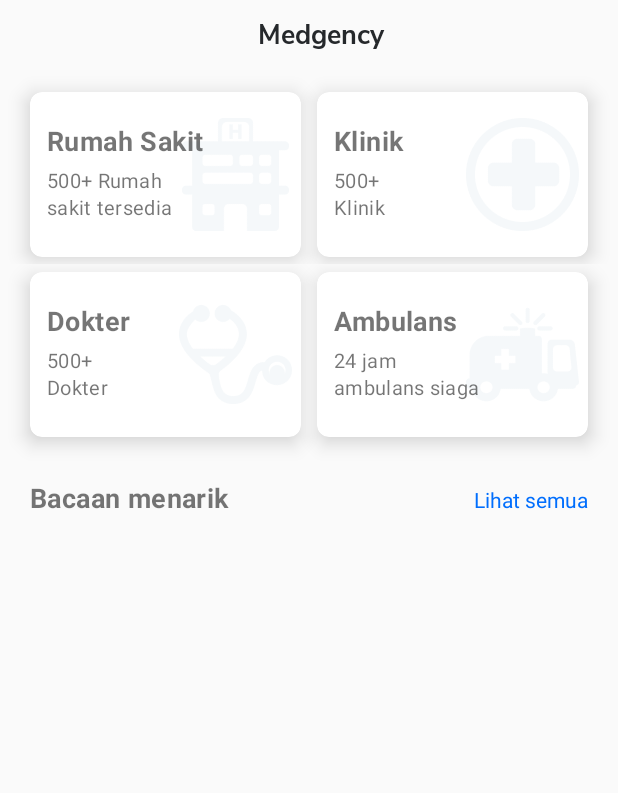
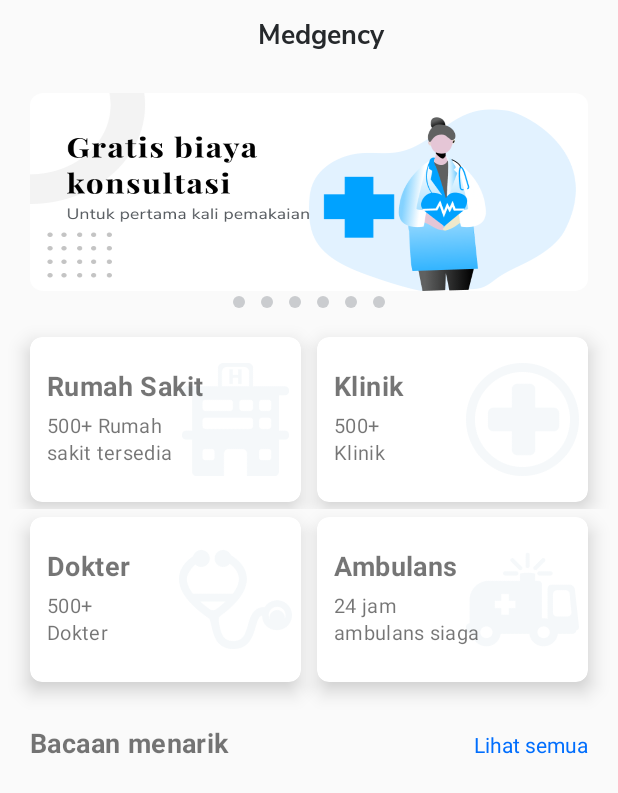
Before and after one commit to internship-motion-team-12/Medgency, an Android app: the screen it shows after launch (HomeActivity), on a phone screen of 412 x 824 dp. Shown: the top 793 px of the screen. Run offline under Robolectric (Android 15) with nearby library versions, the phone set to English and light mode, and no system bars.

Commit message:
nambah fitur image slider

```diff
--- a/app/src/main/java/com/example/medgency/HomeActivity.java
+++ b/app/src/main/java/com/example/medgency/HomeActivity.java
@@ -2,20 +2,93 @@
 
 import android.content.Intent;
 import android.graphics.Typeface;
+import android.os.Handler;
+import android.support.v4.content.ContextCompat;
+import android.support.v4.view.ViewPager;
 import android.support.v7.app.AppCompatActivity;
 import android.support.v7.widget.CardView;
 import android.support.v7.widget.Toolbar;
 import android.os.Bundle;
 import android.view.View;
+import android.widget.ImageView;
+import android.widget.LinearLayout;
 import android.widget.TextView;
 
+import com.example.medgency.adapter.ViewPagerAdapter;
+
 public class HomeActivity extends AppCompatActivity {
-    CardView CV_RS;
+    private CardView CV_RS;
     private TextView toolbar_text;
+    private ViewPager viewPager;
+    private Handler handler;
+    private int delay = 8000;
+    private int page = 0;
+    private ViewPagerAdapter viewPagerAdapter;
+    private LinearLayout sliderDotspanel;
+    private int dotscount;
+    private ImageView[] dots;
+
+    Runnable runnable = new Runnable() {
+        public void run() {
+            if (viewPagerAdapter.getCount() == page) {
+                page = 0;
+            } else {
+                page++;
+            }
+            viewPager.setCurrentItem(page, true);
+            handler.postDelayed(this, delay);
+        }
+    };
     @Override
     protected void onCreate(Bundle savedInstanceState) {
         super.onCreate(savedInstanceState);
         setContentView(R.layout.activity_home);
+
+        viewPagerAdapter = new ViewPagerAdapter(this);
+        viewPager = (ViewPager) findViewById(R.id.viewPager);
+        sliderDotspanel = (LinearLayout) findViewById(R.id.SliderDots);
+        viewPager.setAdapter(viewPagerAdapter);
+
+        handler = new Handler();
+
+        dotscount = viewPagerAdapter.getCount();
+        dots = new ImageView[dotscount];
+
+        for(int i = 0; i < dotscount; i++){
+
+            dots[i] = new ImageView(this);
+            dots[i].setImageDrawable(ContextCompat.getDrawable(getApplicationContext(), R.drawable.non_active_dot));
+
+            LinearLayout.LayoutParams params = new LinearLayout.LayoutParams(LinearLayout.LayoutParams.WRAP_CONTENT, LinearLayout.LayoutParams.WRAP_CONTENT);
+
+            params.setMargins(8, 0, 8, 0);
+
+            sliderDotspanel.addView(dots[i], params);
+
+        }
+
+        viewPager.addOnPageChangeListener(new ViewPager.OnPageChangeListener() {
+            @Override
+            public void onPageScrolled(int position, float positionOffset, int positionOffsetPixels) {
+
+            }
+
+            @Override
+            public void onPageSelected(int position) {
+                page = position;
+                for(int i = 0; i< dotscount; i++){
+                    dots[i].setImageDrawable(ContextCompat.getDrawable(getApplicationContext(), R.drawable.non_active_dot));
+                }
+
+                dots[position].setImageDrawable(ContextCompat.getDrawable(getApplicationContext(), R.drawable.active_dot));
+
+            }
+
+            @Override
+            public void onPageScrollStateChanged(int state) {
+
+            }
+        });
 
         Typeface mTF = Typeface.createFromAsset(getAssets(),"font/NunitoSans-Bold.ttf");
 
@@ -41,4 +114,16 @@
         Intent i = new Intent(this,SearchRS.class);
         startActivity(i);
     }
+
+    @Override
+    protected void onResume() {
+        super.onResume();
+        handler.postDelayed(runnable, delay);
+    }
+
+    @Override
+    protected void onPause() {
+        super.onPause();
+        handler.removeCallbacks(runnable);
+    }
 }
--- /dev/null
+++ b/app/src/main/java/com/example/medgency/adapter/ViewPagerAdapter.java
@@ -0,0 +1,53 @@
+package com.example.medgency.adapter;
+
+import android.support.annotation.NonNull;
+import android.support.v4.view.PagerAdapter;
+import android.support.v4.view.ViewPager;
+import android.view.LayoutInflater;
+import android.view.View;
+import android.content.Context;
+import android.view.ViewGroup;
+import android.widget.ImageView;
+
+import com.example.medgency.R;
+
+public class ViewPagerAdapter extends PagerAdapter {
+
+    private Context context;
+    private LayoutInflater layoutInflater;
+    private Integer [] images = {R.drawable.caraouselattemptone,R.drawable.caraouselattempttwo, R.drawable.caraouselattemptone,R.drawable.caraouselattempttwo, R.drawable.caraouselattemptone,R.drawable.caraouselattempttwo};
+
+    public ViewPagerAdapter(Context context) {
+        this.context = context;
+    }
+
+    @Override
+    public int getCount() {
+        return images.length;
+    }
+
+    @Override
+    public boolean isViewFromObject(@NonNull View view, @NonNull Object o) {
+        return view == o;
+    }
+
+    @Override
+    public Object instantiateItem(ViewGroup container, final int position) {
+
+        layoutInflater = (LayoutInflater) context.getSystemService(Context.LAYOUT_INFLATER_SERVICE);
+        View view = layoutInflater.inflate(R.layout.carousel_layout, null);
+        ImageView imageView = (ImageView) view.findViewById(R.id.imageView);
+        imageView.setImageResource(images[position]);
+
+        ViewPager vp = (ViewPager) container;
+        vp.addView(view, 0);
+        return view;
+    }
+
+    @Override
+    public void destroyItem(ViewGroup container, int position, Object object) {
+        ViewPager vp = (ViewPager) container;
+        View view = (View) object;
+        vp.removeView(view);
+    }
+}
--- /dev/null
+++ b/app/src/main/res/drawable/active_dot.xml
@@ -0,0 +1,9 @@
+<?xml version="1.0" encoding="utf-8"?>
+<shape xmlns:android="http://schemas.android.com/apk/res/android"
+    android:shape="oval" android:useLevel="true"
+    android:dither="true">
+
+    <size android:height="12dip" android:width="12dip"/>
+
+    <solid android:color="#88C9FF"/>
+</shape>
--- /dev/null
+++ b/app/src/main/res/drawable/non_active_dot.xml
@@ -0,0 +1,9 @@
+<?xml version="1.0" encoding="utf-8"?>
+<shape xmlns:android="http://schemas.android.com/apk/res/android"
+    android:shape="oval" android:useLevel="true"
+    android:dither="true">
+
+    <size android:height="8dip" android:width="8dip"/>
+
+    <solid android:color="#CACCCF"/>
+</shape>
--- a/app/src/main/res/layout/activity_home.xml
+++ b/app/src/main/res/layout/activity_home.xml
@@ -24,13 +24,32 @@
             style="@style/TextAppearance.AppCompat.Widget.ActionBar.Title"/>
     </android.support.v7.widget.Toolbar>
 
+    <android.support.v4.view.ViewPager
+        android:id="@+id/viewPager"
+        android:layout_width="match_parent"
+        android:layout_height="132dp"
+        android:layout_marginTop="16dp"
+        android:layout_marginLeft="20dp"
+        android:layout_marginRight="20dp"
+        android:layout_marginBottom="8dp"
+        app:layout_constraintTop_toBottomOf="@+id/ToolbarHome" />
+
+    <LinearLayout
+        android:id="@+id/SliderDots"
+        android:layout_below="@+id/viewPager"
+        android:orientation="horizontal"
+        android:gravity="center_vertical|center_horizontal"
+        android:layout_width="match_parent"
+        android:layout_height="15dp"
+        app:layout_constraintTop_toBottomOf="@+id/viewPager"/>
+
     <LinearLayout
         android:id="@+id/LLHomeFirstRow"
         android:layout_width="match_parent"
         android:layout_height="130dp"
         android:orientation="horizontal"
         android:weightSum="2"
-        app:layout_constraintTop_toBottomOf="@+id/ToolbarHome"
+        app:layout_constraintTop_toBottomOf="@+id/SliderDots"
         app:layout_constraintStart_toStartOf="parent"
         app:layout_constraintEnd_toEndOf="parent">
         <android.support.v7.widget.CardView
--- /dev/null
+++ b/app/src/main/res/layout/carousel_layout.xml
@@ -0,0 +1,14 @@
+<?xml version="1.0" encoding="utf-8"?>
+<LinearLayout xmlns:android="http://schemas.android.com/apk/res/android"
+    xmlns:app="http://schemas.android.com/apk/res-auto"
+    android:orientation="vertical" android:layout_width="match_parent"
+    android:layout_height="match_parent">
+
+    <ImageView
+        android:layout_width="match_parent"
+        android:layout_height="132dp"
+        app:srcCompat="@mipmap/ic_launcher"
+        android:scaleType="fitXY"
+        android:adjustViewBounds="true"
+        android:id="@+id/imageView" />
+</LinearLayout>
```
Also changed, not shown: app/src/main/res/drawable/caraouselattemptone.png (added), app/src/main/res/drawable/caraouselattempttwo.png (added).
